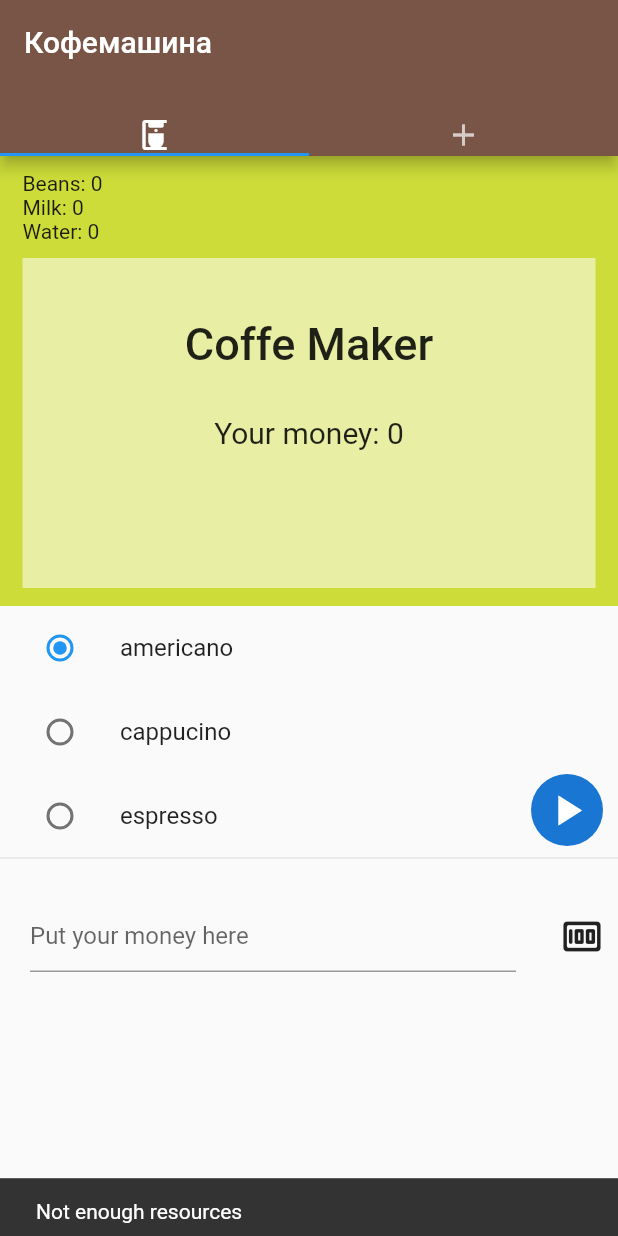
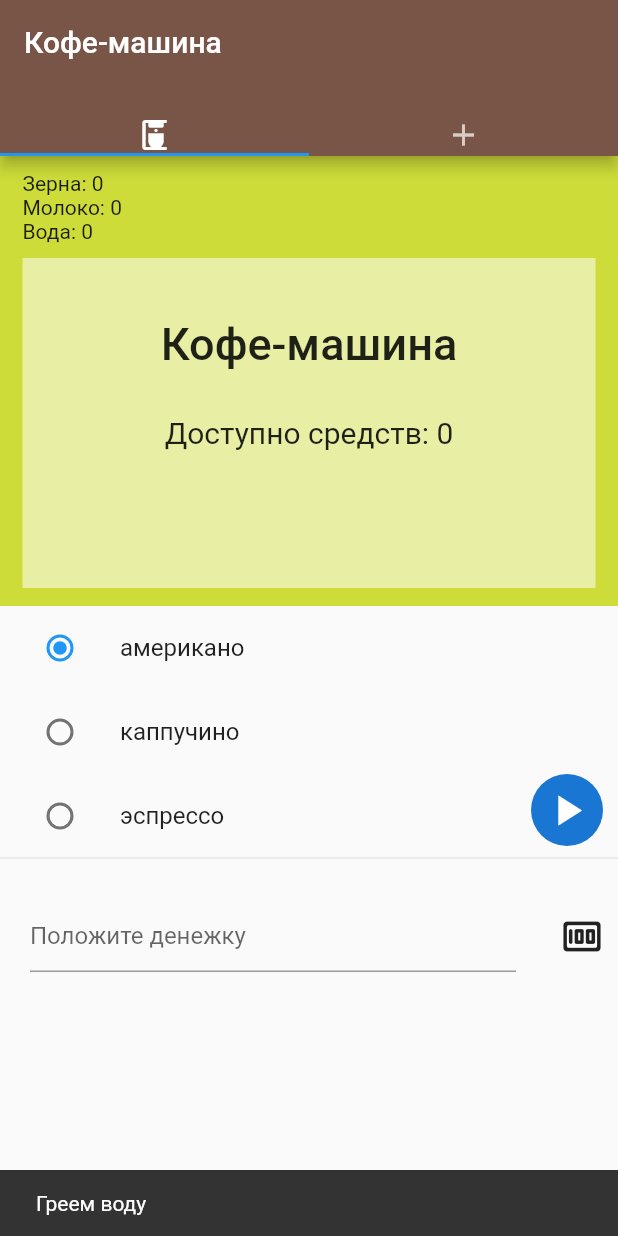
Before and after one commit to ShipNikolay/PI2001_Shipulin, a Flutter app: the screen it shows after launch, after a tap on the "play arrow" icon, on a phone screen of 412 x 824 dp. Run offline on Flutter 3.47's test engine with Material 2 defaults, Android fonts, the phone set to English and light mode, and no system bars.

Commit message:
Создание репозитория

```diff
--- a/lab9-12/lib/async/methods.dart
+++ b/lab9-12/lib/async/methods.dart
@@ -1 +1,25 @@
-import 'package:flutter/material.dart';
+import 'dart:async';
+
+Future<void> waterHeating() async {
+  print('Греем воду');
+  var waitingFuture = Future<Object?>.delayed(const Duration(seconds: 3));
+  await waitingFuture.then((_) => print('Вода горячая'));
+}
+
+Future<void> coffeeMaking() async {
+  print('Варим кофе');
+  var waitingFuture = Future<Object?>.delayed(const Duration(seconds: 5));
+  await waitingFuture.then((_) => print('Кофе сварено'));
+}
+
+Future<void> milkShaking() async {
+  print('Добавляем молоко');
+  var waitingFuture = Future<Object?>.delayed(const Duration(seconds: 5));
+  await waitingFuture.then((_) => print('Молоко добавлено'));
+}
+
+Future<void> gathering() async {
+  print('Последние штрихи');
+  var waitingFuture = Future<Object?>.delayed(const Duration(seconds: 3));
+  await waitingFuture.then((_) => print('Кофе готов!'));
+}
--- a/lab9-12/lib/classes/Coffee.dart
+++ b/lab9-12/lib/classes/Coffee.dart
@@ -21,7 +21,7 @@ class CoffeeAmericano implements ICoffee {
   int water() => 100;
   @override
   String toString() {
-    return 'Americano';
+    return 'Американо';
   }
 }
 
@@ -37,7 +37,7 @@ class CoffeeEspresso implements ICoffee {
   int water() => 50;
   @override
   String toString() {
-    return 'Espresso';
+    return 'Эспрессо';
   }
 }
 
@@ -53,6 +53,6 @@ class CoffeeCappucino implements ICoffee {
   int water() => 30;
   @override
   String toString() {
-    return 'Cappucino';
+    return 'Каппучино';
   }
 }
--- a/lab9-12/lib/classes/Machine.dart
+++ b/lab9-12/lib/classes/Machine.dart
@@ -36,34 +36,27 @@ class Machine {
     res.setCash = cash;
     beans = res.coffee - ctype!.coffeBeans();
     res.setCoffee = beans;
-    // int q = res.coffee - 50;
-    // res.setCoffee = q;
-    // q = res.water - 50;
-    // res.setWater = q;
-    // q = res.cash - ctype!.cash();
-    // res.setCash = q;
-
     return;
   }
 
   bool makeCoffeeByType(String? type) {
     type = type!.toLowerCase();
     switch (type) {
-      case 'americano':
+      case 'Американо':
         cof(CoffeeAmericano());
         if (!isAvailableRes()) {
           return false;
         }
         subStractRes();
         break;
-      case 'cappucino':
+      case 'Каппучино':
         cof(CoffeeCappucino());
         if (!isAvailableRes()) {
           return false;
         }
         subStractRes();
         break;
-      case 'espresso':
+      case 'Эспрессо':
         cof(CoffeeEspresso());
         if (!isAvailableRes()) {
           return false;
@@ -71,7 +64,6 @@ class Machine {
         subStractRes();
         break;
     }
-
     return true;
   }
 }
--- a/lab9-12/lib/classes/Resources.dart
+++ b/lab9-12/lib/classes/Resources.dart
@@ -34,6 +34,6 @@ class Resources {
 
   @override
   String toString() {
-    return 'coffe: $_coffeBeans milk: $_milk water: $_water cash: $_cash';
+    return 'зерна: $_coffeBeans молоко: $_milk вода: $_water деньги: $_cash';
   }
 }
--- a/lab9-12/lib/main.dart
+++ b/lab9-12/lib/main.dart
@@ -34,7 +34,7 @@ class _MainScreenState extends State<MainScreen> {
         length: 2,
         child: Scaffold(
           appBar: AppBar(
-            title: const Text('Кофемашина'),
+            title: const Text('Кофе-машина'),
             backgroundColor: Colors.brown,
             bottom: const TabBar(
               tabs: [
--- a/lab9-12/lib/screens/addResourceScreen.dart
+++ b/lab9-12/lib/screens/addResourceScreen.dart
@@ -21,7 +21,7 @@ class _AddResourceScreenState extends State<AddResourceScreen> {
   void _onChanged(String text) {
     setState(() {
       if (text == '') {
-        errorText = 'Enter the value';
+        errorText = 'Введите значение';
       } else {
         errorText = null;
       }
@@ -31,7 +31,7 @@ class _AddResourceScreenState extends State<AddResourceScreen> {
   void _onSubmitted(String text) {
     setState(() {
       if (text == '') {
-        errorText = 'Enter the value';
+        errorText = 'Введите значение';
       } else {
         errorText = null;
       }
@@ -41,7 +41,7 @@ class _AddResourceScreenState extends State<AddResourceScreen> {
   void _onPressed() {
     setState(() {
       if (textControllerMilk.text == '') {
-        errorText = 'Enter the value';
+        errorText = 'Введите значение';
       } else {
         errorText = null;
       }
@@ -94,10 +94,10 @@ class _AddResourceScreenState extends State<AddResourceScreen> {
             const SizedBox(
               height: 20,
             ),
-            textFieldWidget('milk', textControllerMilk),
-            textFieldWidget('water', textControllerWater),
-            textFieldWidget('beans', textControllerBeans),
-            textFieldWidget('cash', textControllerCash),
+            textFieldWidget('молоко', textControllerMilk),
+            textFieldWidget('вода', textControllerWater),
+            textFieldWidget('зерна', textControllerBeans),
+            textFieldWidget('деньги', textControllerCash),
             CircleAvatar(
                 radius: 24,
                 child: IconButton(
@@ -128,7 +128,7 @@ class _AddResourceScreenState extends State<AddResourceScreen> {
               keyboardType: TextInputType.number,
               decoration: InputDecoration(
                 errorText: errorText,
-                hintText: 'Put $text here',
+                hintText: 'Положите $text здесь',
               ),
             ),
           ),
@@ -149,14 +149,14 @@ SizedBox windowWidget(double height) {
           const Padding(
             padding: EdgeInsets.fromLTRB(0, 40, 0, 30),
             child: Text(
-              'Resources',
+              'Ресурсы',
               style: TextStyle(fontSize: 30, fontWeight: FontWeight.w500),
             ),
           ),
-          resourceWidget('Milk: ${machine.res.milk}'),
-          resourceWidget('Water: ${machine.res.water}'),
-          resourceWidget('Beans: ${machine.res.coffee}'),
-          resourceWidget('Cash: ${machine.res.cash}'),
+          resourceWidget('Молоко: ${machine.res.milk}'),
+          resourceWidget('Вода: ${machine.res.water}'),
+          resourceWidget('Зерна: ${machine.res.coffee}'),
+          resourceWidget('Деньги: ${machine.res.cash}'),
         ],
       ),
     ),
--- a/lab9-12/lib/screens/makeCoffeeScreen.dart
+++ b/lab9-12/lib/screens/makeCoffeeScreen.dart
@@ -3,6 +3,7 @@ import 'package:flutter/services.dart';
 import 'package:lab9/classes/Machine.dart';
 import 'package:lab9/classes/Resources.dart';
 import 'package:lab9/classes/Enums.dart';
+import 'package:lab9/async/methods.dart';
 import 'package:flutter/material.dart';
 
 class MakeCoffeeScreen extends StatefulWidget {
@@ -19,7 +20,7 @@ class _MakeCoffeeScreenState extends State<MakeCoffeeScreen> {
     ScaffoldMessenger.of(context).showSnackBar(
       SnackBar(
         content: Text(text),
-        duration: const Duration(milliseconds: 700),
+        duration: const Duration(seconds: 700),
       ),
     );
   }
@@ -29,34 +30,9 @@ class _MakeCoffeeScreenState extends State<MakeCoffeeScreen> {
     return ScaffoldMessenger.of(context).showSnackBar(
       SnackBar(
         content: Text(text),
-        duration: Duration(milliseconds: duration),
+        duration: Duration(seconds: duration),
       ),
     );
-  }
-
-  Future waterHeating() async {
-    message('start water heating', 500);
-    var waitingFuture = Future<Object?>.delayed(const Duration(seconds: 3));
-    await waitingFuture.then((_) => message('done water heating', 300));
-  }
-
-  Future coffeeMaking() async {
-    message('start coffe brewing', 100);
-    var waitingFuture = Future<Object?>.delayed(const Duration(seconds: 5));
-    await waitingFuture.then((_) => message('done coffee brewing', 100));
-  }
-
-  Future milkShaking() async {
-    message('start milk shaking', 100);
-    var waitingFuture = Future<Object?>.delayed(const Duration(seconds: 5));
-    await waitingFuture.then((_) => message('done milk shaking', 300));
-  }
-
-  Future gathering() async {
-    message('start coffee gathering', 300);
-    var waitingFuture = Future<Object?>.delayed(const Duration(seconds: 5));
-    await waitingFuture.then((_) => message('your coffee is done', 300));
-    setState(() {});
   }
 
   CoffeeType? coffeeType = CoffeeType.Americano;
@@ -65,7 +41,7 @@ class _MakeCoffeeScreenState extends State<MakeCoffeeScreen> {
   void _onChanged(String text) {
     setState(() {
       if (text == '' || text == '0') {
-        errorText = 'Please make sure to put money here';
+        errorText = 'Не забудьте положить деньги';
       } else {
         errorText = null;
       }
@@ -75,7 +51,7 @@ class _MakeCoffeeScreenState extends State<MakeCoffeeScreen> {
   void _onSubmitted(String text) {
     setState(() {
       if (text == '' || text == '0') {
-        errorText = 'Please make sure to put money here';
+        errorText = 'Не забудьте положить деньги';
       } else {
         errorText = null;
       }
@@ -85,7 +61,7 @@ class _MakeCoffeeScreenState extends State<MakeCoffeeScreen> {
   void _onPressed() {
     setState(() {
       if (textController.text == '' || textController.text == '0') {
-        errorText = 'Please make sure to put money here';
+        errorText = 'Не забудьте положить деньги';
       } else {
         errorText = null;
       }
@@ -108,9 +84,9 @@ class _MakeCoffeeScreenState extends State<MakeCoffeeScreen> {
                       const EdgeInsets.symmetric(vertical: 10, horizontal: 15),
                   child: Column(
                     children: [
-                      rowWidget('Beans: ${machine.res.coffee}'),
-                      rowWidget('Milk: ${machine.res.milk}'),
-                      rowWidget('Water: ${machine.res.water}'),
+                      rowWidget('Зерна: ${machine.res.coffee}'),
+                      rowWidget('Молоко: ${machine.res.milk}'),
+                      rowWidget('Вода: ${machine.res.water}'),
                       const SizedBox(
                         height: 10,
                       ),
@@ -136,9 +112,9 @@ class _MakeCoffeeScreenState extends State<MakeCoffeeScreen> {
         height: 160,
         child: ListView(
           children: [
-            listTileWidget('americano', CoffeeType.Americano),
-            listTileWidget('cappucino', CoffeeType.Cappucino),
-            listTileWidget('espresso', CoffeeType.Espresso),
+            listTileWidget('американо', CoffeeType.Americano),
+            listTileWidget('каппучино', CoffeeType.Cappucino),
+            listTileWidget('эспрессо', CoffeeType.Espresso),
           ],
         ),
       ),
@@ -154,12 +130,23 @@ class _MakeCoffeeScreenState extends State<MakeCoffeeScreen> {
               onPressed: () async {
                 var check = machine.makeCoffeeByType(coffeeType!.toNewString());
                 if (!check) {
-                  popUp('Not enough resources');
+                  popUp('Недостаточно ресурсов');
                 } else {
+                  message('Греем воду', 3);
                   await waterHeating();
-                  coffeeMaking();
+                  message('Вода горячая', 1);
+
+                  message('Варим кофе', 5);
+                  await coffeeMaking();
+                  message('Кофе сварено', 1);
+
+                  message('Добавляем молоко', 5);
                   await milkShaking();
+                  message('Молоко добавлено', 1);
+
+                  message('Последние штрихи', 3);
                   await gathering();
+                  message('Кофе готов!', 3);
                 }
               },
               icon: const Icon(Icons.play_arrow)),
@@ -183,7 +170,7 @@ class _MakeCoffeeScreenState extends State<MakeCoffeeScreen> {
               keyboardType: TextInputType.number,
               decoration: InputDecoration(
                 errorText: errorText,
-                hintText: 'Put your money here',
+                hintText: 'Положите денежку',
               ),
             ),
           ),
@@ -213,12 +200,12 @@ class _MakeCoffeeScreenState extends State<MakeCoffeeScreen> {
             const Padding(
               padding: EdgeInsets.fromLTRB(0, 40, 0, 30),
               child: Text(
-                'Coffe Maker',
+                'Кофе-машина',
                 style: TextStyle(fontSize: 30, fontWeight: FontWeight.w500),
               ),
             ),
             Text(
-              'Your money: ${machine.res.cash}',
+              'Доступно средств: ${machine.res.cash}',
               style: const TextStyle(fontSize: 20, fontWeight: FontWeight.w400),
             )
           ],
```
Also changed, not shown: lab9-12/pubspec.lock.
